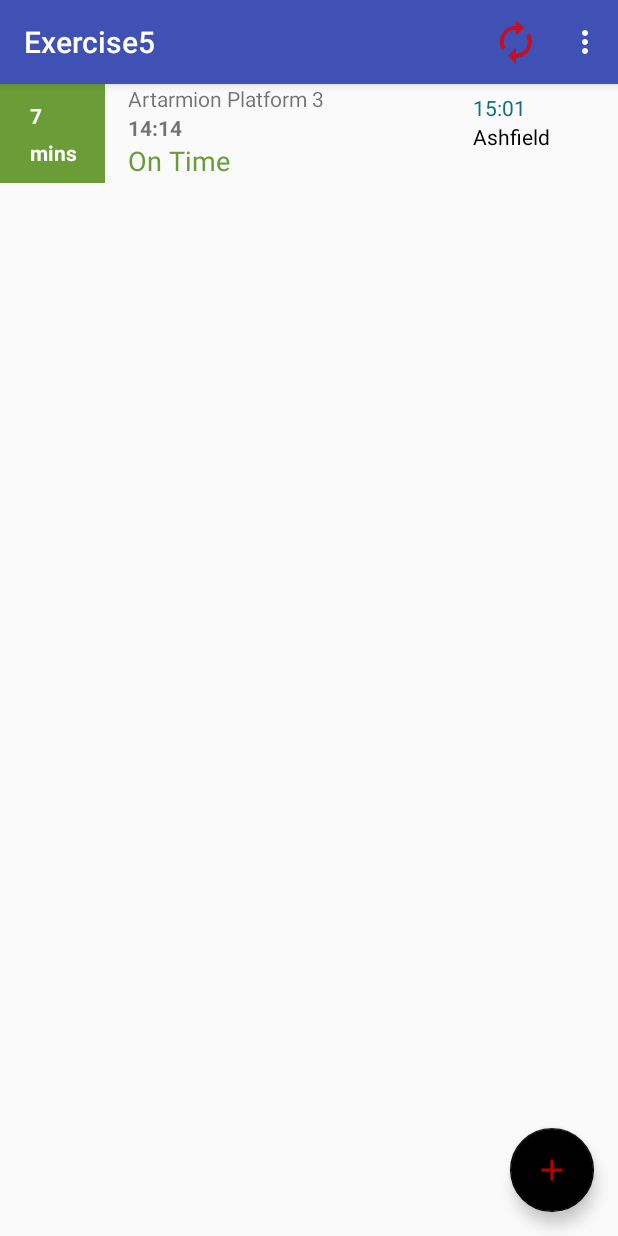
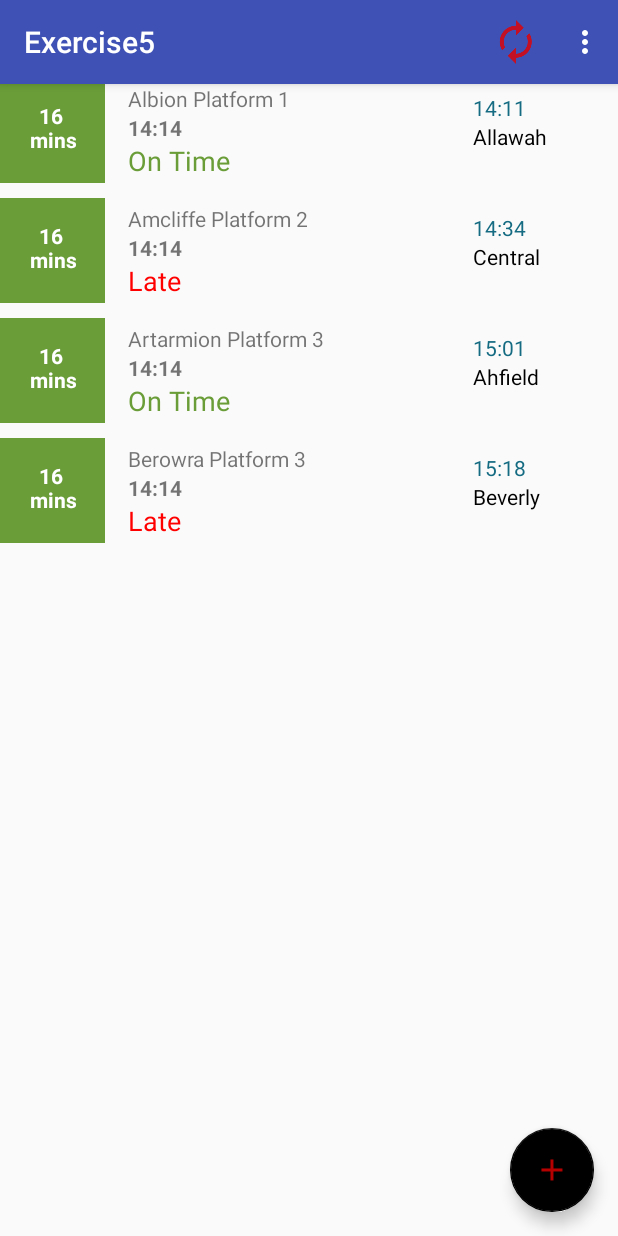
Before and after one commit to maziesmith/mobile-application-development-1, an Android app: the screen it shows after launch (MainActivity), on a phone screen of 412 x 824 dp. Run offline under Robolectric (Android 15) with nearby library versions, the phone set to English and light mode, and no system bars.

Commit message:
Lab 5: All done except Refresh
When Refreshed newly added Item will not reappear

```diff
--- a/Week-5/Exercise5/app/src/main/java/com/mad/exercise5/MainActivity.java
+++ b/Week-5/Exercise5/app/src/main/java/com/mad/exercise5/MainActivity.java
@@ -20,6 +20,7 @@ import android.widget.Toast;
 
 import java.util.ArrayList;
 import java.util.List;
+import java.util.Random;
 
 public class MainActivity extends AppCompatActivity {
 
@@ -28,33 +29,36 @@ public class MainActivity extends AppCompatActivity {
     private TrainAdapter mTrainAdapter;
 
 
-
-
     @Override
     protected void onCreate(Bundle savedInstanceState) {
         super.onCreate(savedInstanceState);
         setContentView(R.layout.activity_main);
-        Toolbar toolbar = (Toolbar) findViewById(R.id.toolbar);
+        Toolbar toolbar = findViewById(R.id.toolbar);
         setSupportActionBar(toolbar);
 
 
         initData();
 
-        FloatingActionButton fab = (FloatingActionButton) findViewById(R.id.fab);
+        FloatingActionButton fab = findViewById(R.id.fab);
         fab.setOnClickListener(new View.OnClickListener() {
             @Override
             public void onClick(View view) {
-                initData();
-                initRecycler();
+                trains.add(new Train("Berowra Platform 3", "12 \nmins", "Late", "Beverly", "15:18"));
                 mTrainAdapter.notifyDataSetChanged();
+//                initRecycler();
+
             }
         });
 
     }
 
     private void initData() {
-        trains.add(new Train("Artarmion Platform 3", "7", "On Time", "Ashfield", "15:01"));
-        initRecycler();
+
+            trains.add(new Train("Albion Platform 1", new Random().nextInt(20) +" \nmins", "On Time", "Allawah", "14:11"));
+            trains.add(new Train("Amcliffe Platform 2", new Random().nextInt(20) +" \nmins", "Late", "Central", "14:34"));
+            trains.add(new Train("Artarmion Platform 3", new Random().nextInt(20) +" \nmins", "On Time", "Ahfield", "15:01"));
+            trains.add(new Train("Berowra Platform 3", new Random().nextInt(20) +" \nmins", "Late", "Beverly", "15:18"));
+            initRecycler();
     }
 
     private void initRecycler() {
@@ -92,6 +96,11 @@ public class MainActivity extends AppCompatActivity {
         return super.onOptionsItemSelected(item);
     }
 
+
+    /*
+        Spinner Refresh Async Task to refresh all recycler view's Arrival time
+     */
+
     private class SpinnerRefreshAsyncTask extends AsyncTask<Void, Void, Void> {
         private ProgressBar pBar = findViewById(R.id.pbar);
         @Override
@@ -115,12 +124,10 @@ public class MainActivity extends AppCompatActivity {
         @Override
         protected void onPostExecute(Void aVoid) {
 
-            pBar.setVisibility(View.INVISIBLE);
-//            mTrainRecyclerView.setVisibility(View.VISIBLE);
+            pBar.setVisibility(View.GONE);
+            mTrainRecyclerView.setVisibility(View.VISIBLE);
             initData();
             initRecycler();
-
-
         }
     }
 
--- a/Week-5/Exercise5/app/src/main/java/com/mad/exercise5/TrainAdapter.java
+++ b/Week-5/Exercise5/app/src/main/java/com/mad/exercise5/TrainAdapter.java
@@ -14,15 +14,23 @@ import android.widget.ProgressBar;
 import android.widget.TextView;
 import android.widget.Toast;
 
+import org.w3c.dom.Text;
+
 import java.util.List;
 import java.util.Random;
 
+/*
+    TrainAdapter calls helps to adapt the recycler view of Trains
+ */
 
 public class TrainAdapter extends RecyclerView.Adapter<TrainAdapter.ViewHolder> {
     private Context context;
     private List<Train> trains;
 
 
+    /*
+        ViewHolder for TrainAdapter
+     */
     public class ViewHolder extends RecyclerView.ViewHolder {
         public TextView arrivalTime, platform, status, destination_time, destination;
         public ProgressBar progressBar;
@@ -40,7 +48,7 @@ public class TrainAdapter extends RecyclerView.Adapter<TrainAdapter.ViewHolder>
     }
 
 
-
+    //Constructor
     public TrainAdapter(Context context, List<Train> trains) {
         this.trains=trains;
         this.context = context;
@@ -55,13 +63,14 @@ public class TrainAdapter extends RecyclerView.Adapter<TrainAdapter.ViewHolder>
         return new ViewHolder(itemView);
     }
 
+    //To bind view to the holder
     @Override
     public void onBindViewHolder(@NonNull final ViewHolder holder, final int position) {
         final Train train = trains.get(position);
         holder.destination_time.setText(train.getDestinationTime());
         holder.destination.setText(train.getDestination());
         holder.platform.setText(train.getPlatform());
-        if(train.getStatus().equals("Late")){
+        if(train.getStatus().equals(context.getString(R.string.late))){
             holder.status.setTextColor(Color.RED);
             holder.status.setText(train.getStatus());
         } else {
@@ -80,9 +89,6 @@ public class TrainAdapter extends RecyclerView.Adapter<TrainAdapter.ViewHolder>
                 Toast.makeText(context,context.getString(R.string.refresh) + train.getDestination(), Toast.LENGTH_SHORT).show();
 //                holder.progressBar.setVisibility(View.VISIBLE);
                 new SpinnerRefreshGreenAsyncTask(holder,position).execute();
-//                holder.progressBar.setVisibility(View.INVISIBLE);
-
-
             }
 
         });
@@ -91,8 +97,8 @@ public class TrainAdapter extends RecyclerView.Adapter<TrainAdapter.ViewHolder>
 
 
 
-
-    @Override   //Get the number of items in the train list
+    //Get the number of items in the train list
+    @Override
     public int getItemCount() {
         return trains.size();
     }
@@ -102,6 +108,10 @@ public class TrainAdapter extends RecyclerView.Adapter<TrainAdapter.ViewHolder>
 //    }
 
 
+
+    /*
+        Spinner Refresh Async Task  For Green Linear Layout
+     */
     public class SpinnerRefreshGreenAsyncTask extends AsyncTask<Void, Void, Void> {
 
 
@@ -128,7 +138,7 @@ public class TrainAdapter extends RecyclerView.Adapter<TrainAdapter.ViewHolder>
         @Override
         protected void onPreExecute() {
 
-            holder.arrivalTime.setVisibility(View.INVISIBLE);
+            holder.arrivalTime.setVisibility(View.GONE);
             holder.progressBar.setVisibility(View.VISIBLE);
 
 
@@ -136,12 +146,12 @@ public class TrainAdapter extends RecyclerView.Adapter<TrainAdapter.ViewHolder>
 
         @Override
         protected void onPostExecute(Void aVoid) {
-            holder.progressBar.setVisibility(View.INVISIBLE);
+
+            holder.progressBar.setVisibility(View.GONE);
             final Train train = trains.get(position);
-            Random x = new Random(10);
+            holder.arrivalTime.setVisibility(View.VISIBLE);
+            holder.arrivalTime.setText(new Random().nextInt(20)+ "\n mins");
 
-
-            holder.arrivalTime.setText(String.valueOf(x));
         }
 
     }
--- a/Week-5/Exercise5/app/src/main/res/layout/train_item.xml
+++ b/Week-5/Exercise5/app/src/main/res/layout/train_item.xml
@@ -19,28 +19,18 @@
             android:layout_width="wrap_content"
             android:layout_height="wrap_content"
             android:paddingTop="15dp"
-            android:text="7"
+            android:text="@string/_7_mins"
             android:textAlignment="center"
             android:textColor="#ffffff"
             android:textStyle="bold"
             android:visibility="visible"/>
 
-        <TextView
-            android:id="@+id/mins"
-            android:layout_width="wrap_content"
-            android:layout_height="wrap_content"
-            android:paddingTop="5dp"
-            android:text="mins"
-            android:textAlignment="center"
-            android:textColor="#ffffff"
-            android:textStyle="bold"
-            android:visibility="visible"/>
         <ProgressBar
             android:id="@+id/progress_bar_small"
             android:layout_width="wrap_content"
             android:layout_height="match_parent"
             android:layout_gravity="center"
-            android:visibility="invisible" />
+            android:visibility="gone" />
 
 
     </LinearLayout>
@@ -61,7 +51,7 @@
             android:id="@+id/platform"
             android:layout_width="wrap_content"
             android:layout_height="wrap_content"
-            android:text="Artamon Platform 3" />
+            android:text="@string/artamon_platform_3" />
 
         <TextView
             android:id="@+id/arrival_time_m"
@@ -74,7 +64,7 @@
             android:id="@+id/status"
             android:layout_width="wrap_content"
             android:layout_height="wrap_content"
-            android:text="On Time"
+            android:text="@string/on_time"
             android:textColor="#6a9d38"
             android:textSize="18sp" />
 
@@ -97,14 +87,14 @@
             android:id="@+id/destination_time"
             android:layout_width="wrap_content"
             android:layout_height="wrap_content"
-            android:text="15:01"
+            android:text="@string/_15_01"
             android:textColor="#146b82" />
 
         <TextView
             android:id="@+id/destination"
             android:layout_width="wrap_content"
             android:layout_height="wrap_content"
-            android:text="Ahfield"
+            android:text="@string/ahfield"
             android:textColor="#000" />
     </LinearLayout>
 
--- a/Week-5/Exercise5/app/src/main/res/values/strings.xml
+++ b/Week-5/Exercise5/app/src/main/res/values/strings.xml
@@ -5,4 +5,10 @@
     <string name="action_quit">Quit</string>
     <string name="action_refresh">Refresh</string>
     <string name="refresh">Refreshing:</string>
+    <string name="late">Late</string>
+    <string name="_7_mins">7 mins</string>
+    <string name="artamon_platform_3">Artamon Platform 3</string>
+    <string name="on_time">On Time</string>
+    <string name="ahfield">Ahfield</string>
+    <string name="_15_01">15:01</string>
 </resources>
```
